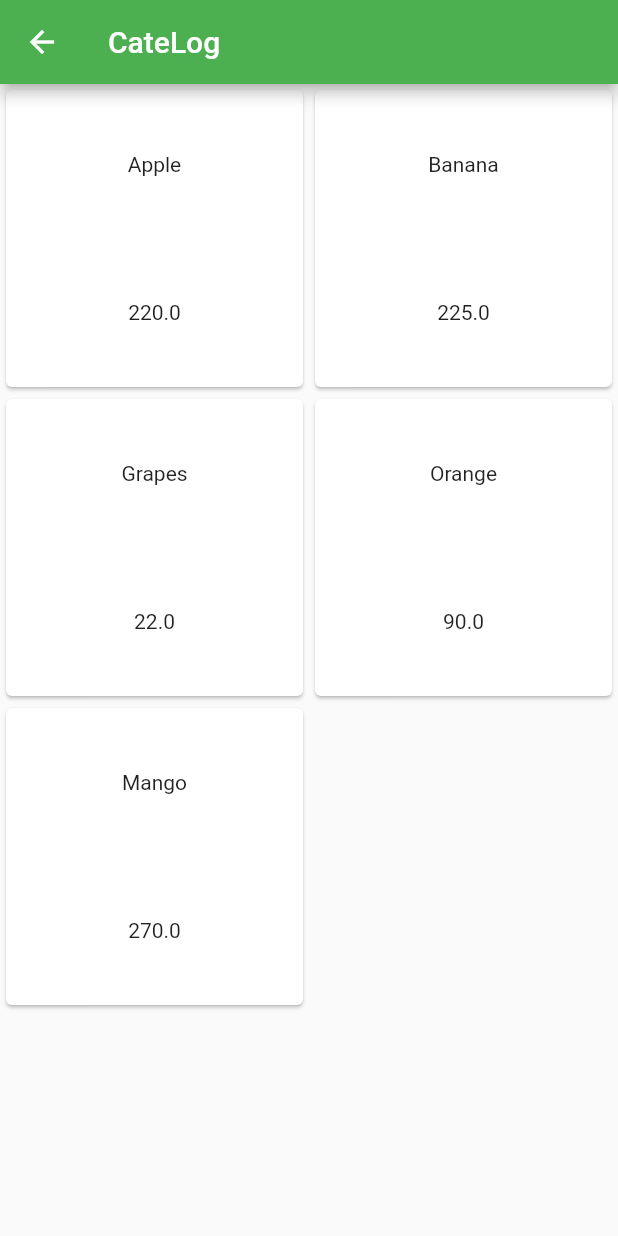
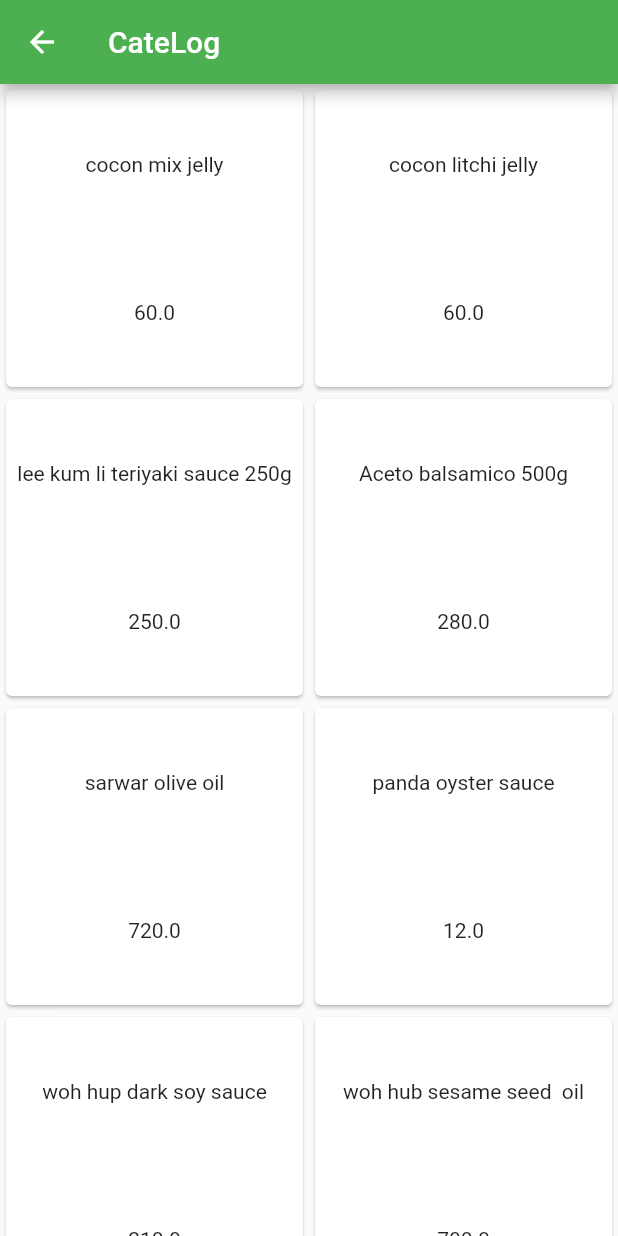
Before and after one commit to biswa1751/shoppy, a Flutter app: the screen it shows after launch, in the side drawer, after a tap on "Catelog", on a phone screen of 412 x 824 dp. Run offline on Flutter 3.47's test engine with Material 2 defaults, Android fonts, the phone set to English and light mode, and no system bars; our stand-ins replace cloud_firestore, pdf, printing; accounts and stored records are empty.

Commit message:
fetch data from json

```diff
--- /dev/null
+++ b/lib/data/data.json
@@ -0,0 +1,52 @@
+[
+  {
+    "BARCODE": 9556437011450,
+    "NAME": "cocon mix jelly",
+    "PRICE": 60
+  },
+  {
+    "BARCODE": 9556437003004,
+    "NAME": "cocon litchi jelly",
+    "PRICE": 60
+  },
+  {
+    "BARCODE": "078895120509",
+    "NAME": "lee kum li teriyaki sauce 250g",
+    "PRICE": 250
+  },
+  {
+    "BARCODE": 8004275059918,
+    "NAME": "Aceto balsamico 500g",
+    "PRICE": 280
+  },
+  {
+    "BARCODE": 613070714250,
+    "NAME": "sarwar olive oil",
+    "PRICE": 720
+  },
+  {
+    "BARCODE": "078895300024",
+    "NAME": "panda oyster sauce",
+    "PRICE": 12
+  },
+  {
+    "BARCODE": 8888118150211,
+    "NAME": "woh hup dark soy sauce",
+    "PRICE": 210
+  },
+  {
+    "BARCODE": 8888118200954,
+    "NAME": "woh hub sesame seed  oil",
+    "PRICE": 700
+  },
+  {
+    "BARCODE": "0761856646759",
+    "NAME": "ghost pepper sauce",
+    "PRICE": 225
+  },
+  {
+    "BARCODE": 5000111041188,
+    "NAME": "worcestershire sauce",
+    "PRICE": 160
+  }
+]
--- a/lib/model/product.dart
+++ b/lib/model/product.dart
@@ -23,4 +23,24 @@ class ProductData {
     this.mrp,
     this.barCode,
   });
+  factory ProductData.fromJson(Map<String,dynamic> json){
+    print(double.parse(json["PRICE"].toString()).runtimeType);
+      return ProductData(
+        barCode: json["BARCODE"].runtimeType==int?json["BARCODE"]:int.parse(json["BARCODE"]),
+        mrp:double.parse(json["PRICE"].toString()),
+        name: json["NAME"],
+        price:double.parse(json["PRICE"].toString())
+      );
+  }
 }
+class ProductDataList{
+  List<ProductData> list;
+  ProductDataList({this.list});
+  factory ProductDataList.fromJSOn(List<dynamic> json){
+    List<ProductData> mylist=List<ProductData>();
+    mylist=json.map((p)=>ProductData.fromJson(p)).toList();
+    return new ProductDataList(
+      list: mylist
+    );
+  }
+}
--- a/lib/ui/catalog.dart
+++ b/lib/ui/catalog.dart
@@ -1,22 +1,48 @@
+import 'dart:convert';
+
 import 'package:flutter/material.dart';
-import 'package:shoppy/data/product_data.dart';
-
+import 'package:shoppy/model/product.dart';
 class CataLog extends StatefulWidget {
   @override
   _CataLogState createState() => _CataLogState();
 }
 
 class _CataLogState extends State<CataLog> {
+  List<ProductData> productData = [];
+  String path;
   @override
   Widget build(BuildContext context) {
     return Scaffold(
       appBar: AppBar(
         title: Text("CateLog"),
       ),
-      body: GridView.count(
+      body:
+      // Center(
+      //   child: productData.isEmpty
+      //       ? Column(
+      //         mainAxisAlignment: MainAxisAlignment.spaceAround,
+      //         children: <Widget>[
+      //           Text("Select csv file"),
+      //           RaisedButton(
+      //             onPressed: ()async{
+
+      //             },
+      //             child: Text("SELECT"),
+
+      //           ),
+      //           Text(path??"Select plese")
+      //         ],
+      //       )
+      //       :
+            FutureBuilder(
+              future: DefaultAssetBundle.of(context).loadString("lib/data/data.json"),
+              builder: (context,snapshot){
+                var jsonResponse=json.decode(snapshot.data.toString());
+                List<ProductData> mydata=ProductDataList.fromJSOn(jsonResponse).list;
+                return GridView.count(
                 crossAxisCount: 2,
-        children: myProductData.map((p)=>
-        Card(
+                children: mydata
+                    .map((p) => Card(
                           child: Container(
                             child: Column(
                               crossAxisAlignment: CrossAxisAlignment.center,
@@ -27,9 +53,12 @@ class _CataLogState extends State<CataLog> {
                               ],
                             ),
                           ),
+                        ))
+                    .toList(),
+              );
+              },
             )
-        ).toList(),
-      ),
+
     );
   }
 }
--- a/lib/ui/home_page.dart
+++ b/lib/ui/home_page.dart
@@ -107,7 +107,10 @@ class _HomePageState extends State<HomePage> {
       drawer: Drawer(
         child: Column(
           children: <Widget>[
-            UserAccountsDrawerHeader(),
+            UserAccountsDrawerHeader(
+              accountName: Text(""),
+              accountEmail: Text(""),
+            ),
             ListTile(
               leading: Icon(Icons.shop),
               title: Text("Catelog",style: TextStyle(fontSize: 20),),
--- a/pubspec.yaml
+++ b/pubspec.yaml
@@ -44,8 +44,8 @@ flutter:
   uses-material-design: true
 
   # To add assets to your application, add an assets section, like this:
-  # assets:
-  #  - images/a_dot_burr.jpeg
+  assets:
+   - lib/data/data.json
   #  - images/a_dot_ham.jpeg
 
   # An image asset can refer to one or more resolution-specific "variants", see
```
Lines whose indentation alone changed are shown as unchanged.
